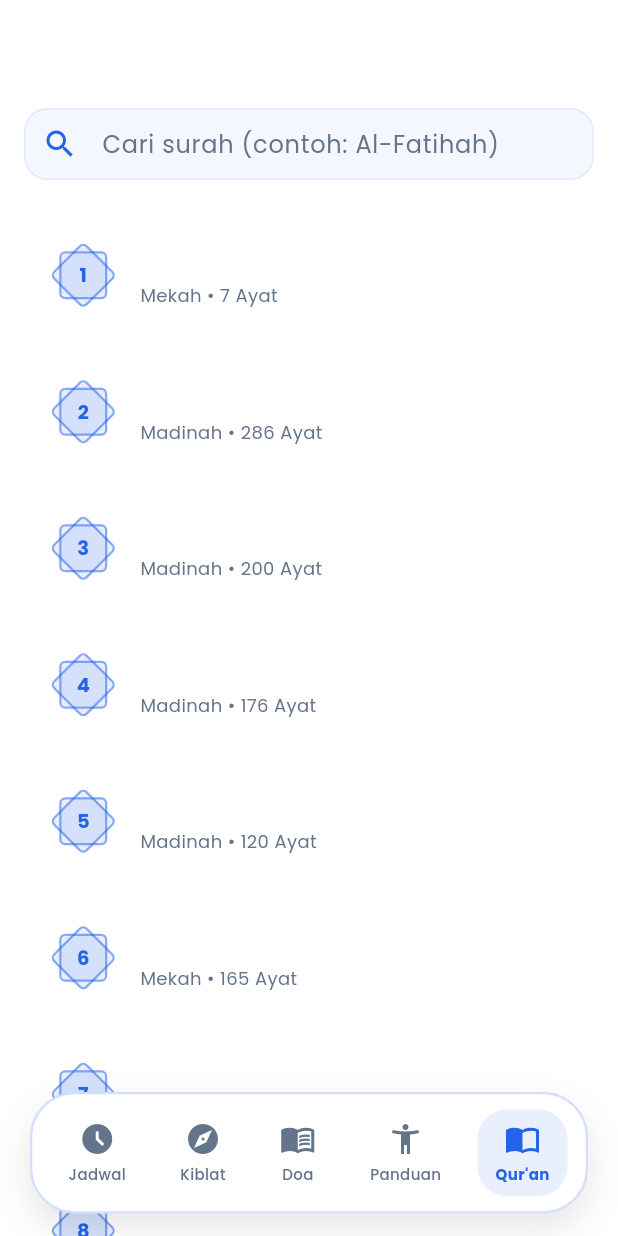
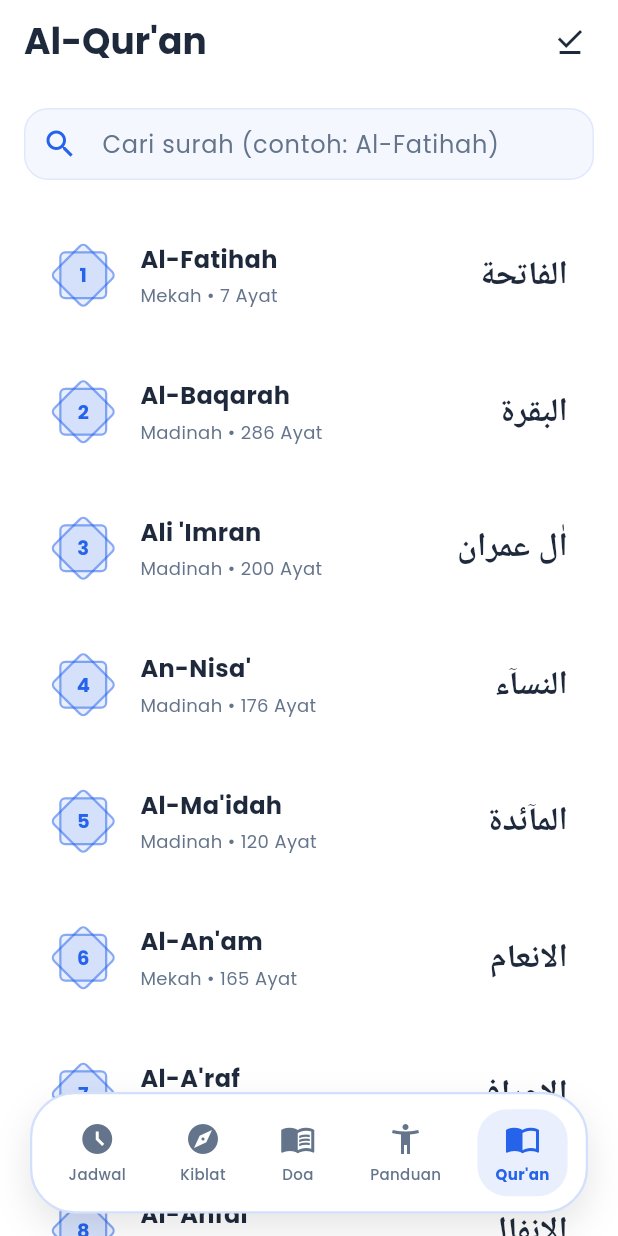
Before and after one commit to MuhammadKrisna18/sahabatmuslim, a Flutter app: the screen it shows after launch, item 5 of the bottom bar chosen, on a phone screen of 412 x 824 dp. Run offline on Flutter 3.47's test engine with Material 3 defaults, Android fonts, the phone set to English and light mode, and no system bars; our stand-ins replace adhan, audioplayers, dio, expandable, file_picker, flutter_animate and 15 more; missing offline and left inert: alarm, home_widget; Roboto replaces fonts that are missing (Amiri); statements that could not run were skipped.

Commit message:
Perbaikan pada dark mode

```diff
--- a/lib/core/widgets/dynamic_scaffold.dart
+++ b/lib/core/widgets/dynamic_scaffold.dart
@@ -1,5 +1,6 @@
 import 'package:flutter/material.dart';
 import 'package:provider/provider.dart';
+import 'package:adhan_reminder/core/theme/theme_ext.dart';
 import 'package:adhan_reminder/core/utils/theme_utils.dart';
 import 'package:adhan_reminder/features/adhan/presentation/providers/adhan_provider.dart';
 
@@ -27,9 +28,8 @@ class DynamicScaffold extends StatelessWidget {
 
     return AnimatedContainer(
       duration: const Duration(seconds: 1),
-      decoration: ThemeUtils.getDynamicBackground(
-        adhanProvider.currentTime,
-        schedules: adhanProvider.schedules,
+      decoration: BoxDecoration(
+        color: context.backgroundColor,
       ),
       child: Scaffold(
         backgroundColor: Colors.transparent,
--- a/lib/core/widgets/mini_audio_player.dart
+++ b/lib/core/widgets/mini_audio_player.dart
@@ -75,7 +75,7 @@ class MiniAudioPlayer extends StatelessWidget {
                       Text(
                         'Surah ${quranAudio.currentSurah!.namaLatin}',
                         style: TextStyle(
-                          color: context.backgroundColor,
+                          color: context.textPrimaryColor,
                           fontWeight: FontWeight.bold,
                           fontSize: 14,
                         ),
@@ -105,7 +105,7 @@ class MiniAudioPlayer extends StatelessWidget {
                   IconButton(
                     icon: Icon(
                       quranAudio.isPlaying ? Icons.pause_circle_filled : Icons.play_circle_filled,
-                      color: context.backgroundColor,
+                      color: context.textPrimaryColor,
                       size: 32,
                     ),
                     onPressed: () {
--- a/lib/features/adhan/presentation/screens/add_schedule_screen.dart
+++ b/lib/features/adhan/presentation/screens/add_schedule_screen.dart
@@ -221,7 +221,7 @@ class _AddScheduleScreenState extends State<AddScheduleScreen> {
             ElevatedButton(
               style: ElevatedButton.styleFrom(
                 backgroundColor: AppColors.primary,
-                foregroundColor: context.backgroundColor,
+                foregroundColor: Colors.white,
                 shape: RoundedRectangleBorder(borderRadius: BorderRadius.circular(10)),
               ),
               onPressed: () => context.pop(true),
@@ -270,7 +270,7 @@ class _AddScheduleScreenState extends State<AddScheduleScreen> {
           children: [
             Container(
               decoration: BoxDecoration(
-                color: context.backgroundColor,
+                color: context.surfaceColor,
                 borderRadius: BorderRadius.circular(20),
                 border: Border.all(color: AppColors.primary.withOpacity(0.1), width: 1),
                 boxShadow: [
@@ -422,7 +422,7 @@ class _AddScheduleScreenState extends State<AddScheduleScreen> {
             ElevatedButton(
               style: ElevatedButton.styleFrom(
                 backgroundColor: AppColors.primary,
-                foregroundColor: context.backgroundColor,
+                foregroundColor: Colors.white,
                 padding: const EdgeInsets.symmetric(vertical: 18),
                 shape: RoundedRectangleBorder(borderRadius: BorderRadius.circular(20)),
                 elevation: 8,
--- a/lib/features/adhan/presentation/screens/home_screen.dart
+++ b/lib/features/adhan/presentation/screens/home_screen.dart
@@ -205,12 +205,12 @@ class _ScheduleListSection extends StatelessWidget {
                   ),
                   child: Row(
                     children: [
-                      Icon(Icons.location_off, color: context.backgroundColor, size: 24),
+                      Icon(Icons.location_off, color: context.textPrimaryColor, size: 24),
                       SizedBox(width: 12),
                       Expanded(
                         child: Text(
                           errorMessage,
-                          style: TextStyle(color: context.backgroundColor, fontSize: 13),
+                          style: TextStyle(color: context.textPrimaryColor, fontSize: 13),
                         ),
                       ),
                     ],
@@ -236,7 +236,7 @@ class _ScheduleListSection extends StatelessWidget {
                       style: TextStyle(
                         fontSize: 18,
                         fontWeight: FontWeight.bold,
-                        color: context.backgroundColor,
+                        color: context.textPrimaryColor,
                       ),
                     ),
                   ),
--- a/lib/features/adhan/presentation/widgets/next_adhan_header.dart
+++ b/lib/features/adhan/presentation/widgets/next_adhan_header.dart
@@ -44,12 +44,12 @@ class NextAdhanHeader extends StatelessWidget {
                   mainAxisSize: MainAxisSize.min,
                   children: [
                     IconButton(
-                      icon: Icon(Icons.volume_up_rounded, color: context.backgroundColor, size: 28),
+                      icon: Icon(Icons.volume_up_rounded, color: context.textPrimaryColor, size: 28),
                       tooltip: 'Pengaturan Volume Global',
                       onPressed: onSettingsPressed,
                     ).animate().fade(delay: 200.ms).scale(),
                     IconButton(
-                      icon: Icon(Icons.settings, color: context.backgroundColor, size: 28),
+                      icon: Icon(Icons.settings, color: context.textPrimaryColor, size: 28),
                       tooltip: 'Pengaturan Aplikasi',
                       onPressed: () {
                         context.push('/settings');
@@ -65,7 +65,7 @@ class NextAdhanHeader extends StatelessWidget {
             timeString,
             textAlign: TextAlign.center,
             style: TextStyle(
-              color: context.backgroundColor,
+              color: context.textPrimaryColor,
               fontSize: 60,
               fontWeight: FontWeight.w900,
               letterSpacing: 2,
--- a/lib/features/main_menu/presentation/screens/main_menu_screen.dart
+++ b/lib/features/main_menu/presentation/screens/main_menu_screen.dart
@@ -44,7 +44,7 @@ class _MainMenuScreenState extends State<MainMenuScreen> {
               child: Image.asset(
                 'assets/watermark.png',
                 fit: BoxFit.cover,
-                color: context.backgroundColor,
+                color: context.textPrimaryColor,
                 colorBlendMode: BlendMode.srcATop,
               ),
             ),
--- a/lib/features/quran/presentation/screens/quran_list_screen.dart
+++ b/lib/features/quran/presentation/screens/quran_list_screen.dart
@@ -44,7 +44,7 @@ class _QuranListScreenState extends State<QuranListScreen> {
 
         return DynamicScaffold(
           body: isLoading
-              ? Center(child: CircularProgressIndicator(color: context.backgroundColor))
+              ? Center(child: CircularProgressIndicator(color: context.textPrimaryColor))
               : RefreshIndicator(
                   onRefresh: () => quranProvider.loadSurahs(),
                   color: AppColors.primary,
@@ -59,7 +59,7 @@ class _QuranListScreenState extends State<QuranListScreen> {
                         title: Text(
                           'Al-Qur\'an',
                           style: GoogleFonts.poppins(
-                            color: context.backgroundColor,
+                            color: context.textPrimaryColor,
                             fontSize: 24,
                             fontWeight: FontWeight.bold,
                           ),
@@ -67,7 +67,7 @@ class _QuranListScreenState extends State<QuranListScreen> {
                         centerTitle: false,
                         actions: [
                           IconButton(
-                            icon: Icon(Icons.download_done, color: context.backgroundColor),
+                            icon: Icon(Icons.download_done, color: context.textPrimaryColor),
                             tooltip: 'Unduhan Audio',
                             onPressed: () {
                               context.push('/downloaded-audio');
@@ -91,7 +91,7 @@ class _QuranListScreenState extends State<QuranListScreen> {
                           padding: EdgeInsets.fromLTRB(16, 16, 16, 8),
                           child: TextField(
                             controller: _searchController,
-                            style: TextStyle(color: context.backgroundColor),
+                            style: TextStyle(color: context.textPrimaryColor),
                             onChanged: quranProvider.updateSearchQuery,
                             decoration: InputDecoration(
                               hintText: 'Cari surah (contoh: Al-Fatihah)',
@@ -133,7 +133,7 @@ class _QuranListScreenState extends State<QuranListScreen> {
                             children: [
                               Icon(Icons.error_outline, color: context.textSecondaryColor, size: 48),
                               SizedBox(height: 16),
-                              Text(error, textAlign: TextAlign.center, style: TextStyle(color: context.backgroundColor, fontWeight: FontWeight.bold, fontSize: 16)),
+                              Text(error, textAlign: TextAlign.center, style: TextStyle(color: context.textPrimaryColor, fontWeight: FontWeight.bold, fontSize: 16)),
                               SizedBox(height: 8),
                               Text('Pastikan koneksi internet Anda aktif.', textAlign: TextAlign.center, style: TextStyle(color: context.textSecondaryColor, fontSize: 13)),
                               const SizedBox(height: 16),
@@ -153,7 +153,7 @@ class _QuranListScreenState extends State<QuranListScreen> {
                         SliverFillRemaining(
                           hasScrollBody: false,
                           child: Center(
-                            child: Text('Surah tidak ditemukan.', style: TextStyle(color: context.backgroundColor)),
+                            child: Text('Surah tidak ditemukan.', style: TextStyle(color: context.textPrimaryColor)),
                           ),
                         )
                       else
--- a/lib/features/quran/presentation/widgets/ayah_card.dart
+++ b/lib/features/quran/presentation/widgets/ayah_card.dart
@@ -56,7 +56,7 @@ class AyahCard extends StatelessWidget {
                     IconButton(
                       icon: Icon(
                         bookmarkedAyah == ayah.nomorAyat ? Icons.bookmark : Icons.bookmark_add_outlined,
-                        color: bookmarkedAyah == ayah.nomorAyat ? Colors.amber : context.backgroundColor
+                        color: bookmarkedAyah == ayah.nomorAyat ? Colors.amber : context.textPrimaryColor
                       ),
                       onPressed: () => onSaveBookmark(ayah),
                       tooltip: 'Tandai terakhir dibaca',
@@ -96,7 +96,7 @@ class AyahCard extends StatelessWidget {
               ayah.teksArab,
               textAlign: TextAlign.right,
               style: GoogleFonts.amiri(
-                color: context.backgroundColor,
+                color: context.textPrimaryColor,
                 fontSize: settings.arabicFontSize,
                 height: 2.2,
               ),
--- a/lib/features/quran/presentation/widgets/surah_audio_player_bottom_bar.dart
+++ b/lib/features/quran/presentation/widgets/surah_audio_player_bottom_bar.dart
@@ -82,7 +82,7 @@ class SurahAudioPlayerBottomBar extends StatelessWidget {
                 ),
                 Row(
                   children: [
-                    Text(_formatDuration(quranAudio.position), style: TextStyle(color: context.backgroundColor, fontSize: 12, fontWeight: FontWeight.w500)),
+                    Text(_formatDuration(quranAudio.position), style: TextStyle(color: context.textPrimaryColor, fontSize: 12, fontWeight: FontWeight.w500)),
                     Expanded(
                       child: SliderTheme(
                         data: SliderTheme.of(context).copyWith(
@@ -104,7 +104,7 @@ class SurahAudioPlayerBottomBar extends StatelessWidget {
                         ),
                       ),
                     ),
-                    Text(_formatDuration(quranAudio.duration), style: TextStyle(color: context.backgroundColor, fontSize: 12, fontWeight: FontWeight.w500)),
+                    Text(_formatDuration(quranAudio.duration), style: TextStyle(color: context.textPrimaryColor, fontSize: 12, fontWeight: FontWeight.w500)),
                   ],
                 ),
               ],
--- a/lib/features/quran/presentation/widgets/surah_card.dart
+++ b/lib/features/quran/presentation/widgets/surah_card.dart
@@ -80,7 +80,7 @@ class SurahCard extends StatelessWidget {
                       tag: 'surah_latin_${surah.nomor}',
                       child: Material(
                         color: Colors.transparent,
-                        child: Text(surah.namaLatin, style: TextStyle(color: context.backgroundColor, fontWeight: FontWeight.bold, fontSize: 16)),
+                        child: Text(surah.namaLatin, style: TextStyle(color: context.textPrimaryColor, fontWeight: FontWeight.bold, fontSize: 16)),
                       ),
                     ),
                     SizedBox(height: 4),
@@ -92,7 +92,7 @@ class SurahCard extends StatelessWidget {
                 tag: 'surah_arab_${surah.nomor}',
                 child: Material(
                   color: Colors.transparent,
-                  child: Text(surah.nama, style: GoogleFonts.amiri(color: context.backgroundColor, fontSize: 22, fontWeight: FontWeight.bold)),
+                  child: Text(surah.nama, style: GoogleFonts.amiri(color: context.textPrimaryColor, fontSize: 22, fontWeight: FontWeight.bold)),
                 ),
               ),
             ],
```
Also changed, not shown: lib/features/adhan/presentation/screens/doa_screen.dart (+5 -5 lines), lib/features/doa/presentation/screens/doa_list_screen.dart (+5 -5 lines), lib/features/qibla/presentation/screens/qibla_screen.dart (+10 -10 lines), lib/features/quran/presentation/screens/surah_detail_screen.dart (+4 -4 lines), lib/features/quran/presentation/widgets/bookmark_card.dart (+4 -4 lines), lib/features/sholat/presentation/screens/cara_sholat_screen.dart (+5 -5 lines), 2 other files.
